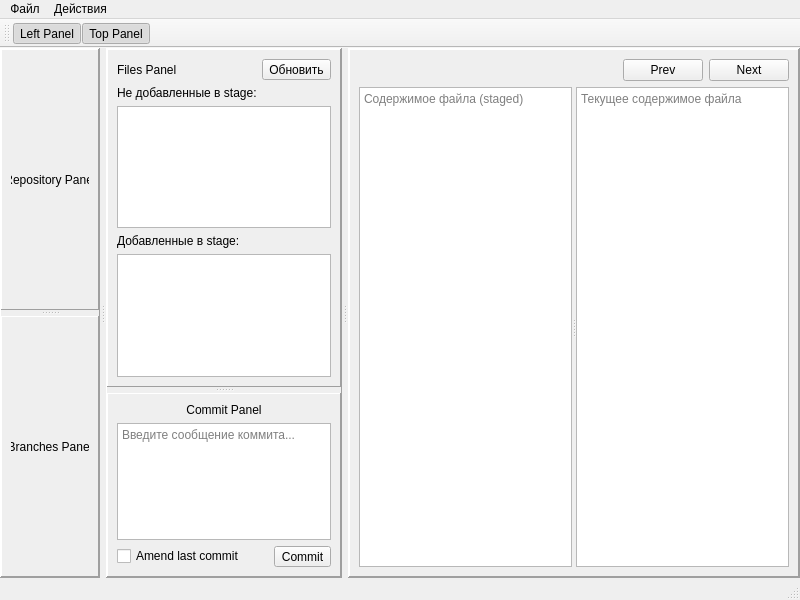
Qt form commit_craft/mainwindow.ui (CJayM/CommitCraft) before a commit.
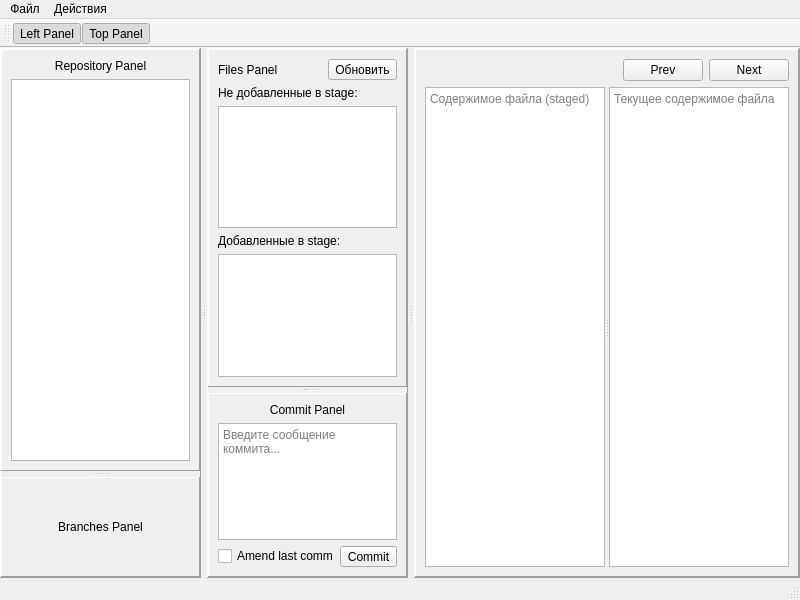
The same form after that commit.

The edit to the form file:
```diff
--- a/commit_craft/mainwindow.ui
+++ b/commit_craft/mainwindow.ui
@@ -120,6 +120,25 @@
               </property>
              </widget>
             </item>
+            <item>
+             <widget class="QTableView" name="commitHistoryTable">
+              <property name="selectionMode">
+               <enum>QAbstractItemView::SingleSelection</enum>
+              </property>
+              <property name="selectionBehavior">
+               <enum>QAbstractItemView::SelectRows</enum>
+              </property>
+              <property name="showGrid">
+               <bool>false</bool>
+              </property>
+              <attribute name="horizontalHeaderStretchLastSection">
+               <bool>true</bool>
+              </attribute>
+              <attribute name="verticalHeaderVisible">
+               <bool>false</bool>
+              </attribute>
+             </widget>
+            </item>
            </layout>
           </widget>
           <widget class="QFrame" name="branchesWidget">
```
